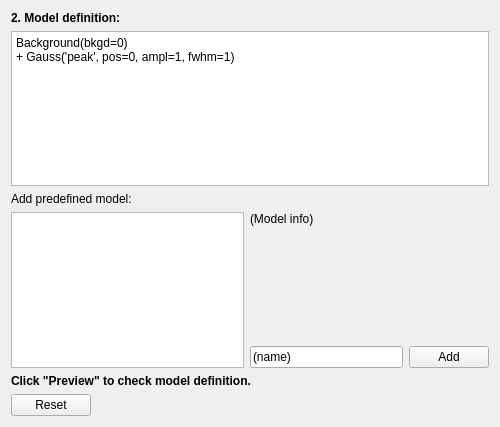
Before: the Qt Designer form ufit/gui/modelbuilder.ui in McStasMcXtrace/ufit, drawn with Qt 5.
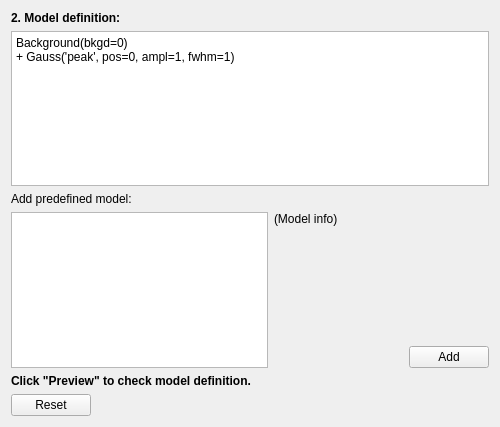
After: the same form once the commit is applied.

Commit message: gui: ask for model part names explicitly

```diff
--- a/ufit/gui/modelbuilder.ui
+++ b/ufit/gui/modelbuilder.ui
@@ -48,13 +48,6 @@
        </property>
       </widget>
      </item>
-     <item row="4" column="2">
-      <widget class="QLineEdit" name="modelname">
-       <property name="text">
-        <string>(name)</string>
-       </property>
-      </widget>
-     </item>
      <item row="3" column="0" rowspan="2" colspan="2">
       <widget class="QListWidget" name="premodels"/>
      </item>
```
The commit also changes 3 other files.
